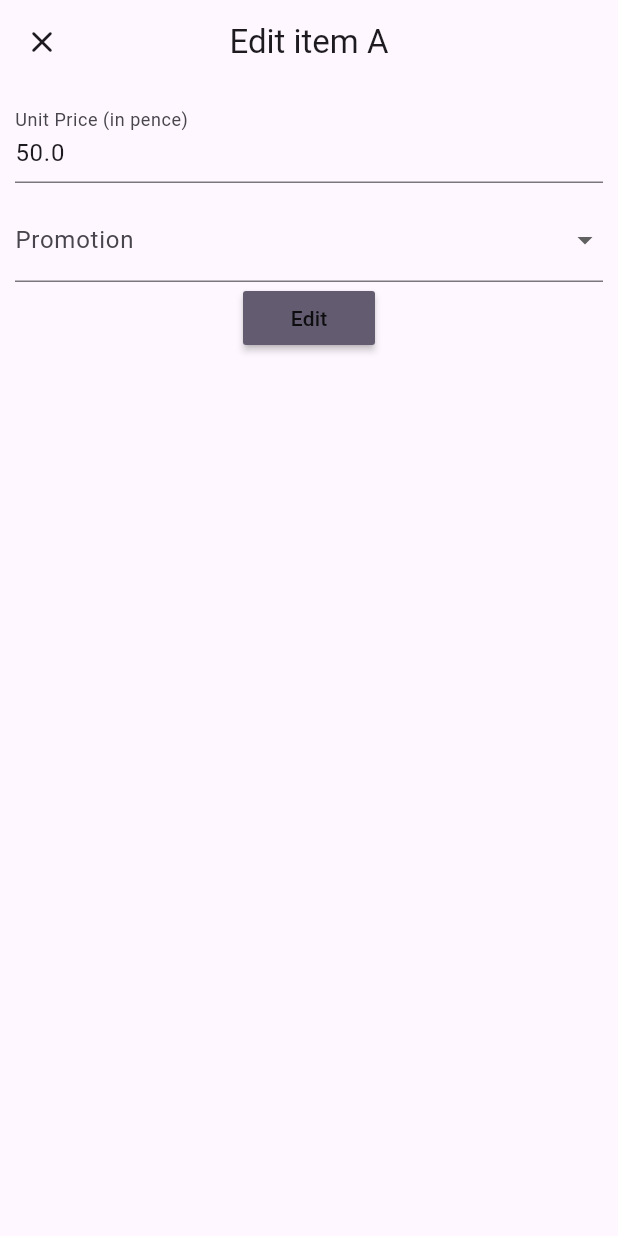
After one commit to HVitureira/checkout-kata, a Flutter app: the screen it shows after launch, after a tap on the "edit" icon, on a phone screen of 412 x 824 dp. The commit adds this screen. Run offline on Flutter 3.47's test engine with Material 3 defaults, Android fonts, the phone set to English and light mode, and no system bars; drawn by our look-alikes of flutter_form_builder; our stand-ins replace equatable, flutter_bloc, form_builder_validators.

Commit message:
move sheet to new file. fill buy1n1 promo edit field

```diff
--- /dev/null
+++ b/lib/pricing/view/item_pricing_rules_sheet.dart
@@ -0,0 +1,158 @@
+import 'package:checkout_kata/models/promotion/buy_n_get_free_promo.dart';
+import 'package:checkout_kata/models/promotion/meal_deal_promo.dart';
+import 'package:checkout_kata/models/promotion/multi_priced_promo.dart';
+import 'package:checkout_kata/models/promotion/promotion.dart';
+import 'package:checkout_kata/models/stock_item.dart';
+import 'package:flutter/material.dart';
+import 'package:flutter_form_builder/flutter_form_builder.dart';
+import 'package:form_builder_validators/form_builder_validators.dart';
+
+abstract class ItemPricingSheet {
+  static Future<void> show({
+    required BuildContext context,
+    required StockItem item,
+    Key? key,
+  }) {
+    return showModalBottomSheet<void>(
+      useSafeArea: true,
+      context: context,
+      isScrollControlled: true,
+      constraints: BoxConstraints.tightFor(
+        // Set minimum and maximum heights
+        width: MediaQuery.of(context).size.width, // Full width
+      ),
+      builder: (context) {
+        return _ItemPricingForm(
+          key: key,
+          item: item,
+        );
+      },
+    );
+  }
+}
+
+class _ItemPricingForm extends StatefulWidget {
+  const _ItemPricingForm({required this.item, super.key});
+
+  final StockItem item;
+  @override
+  State<_ItemPricingForm> createState() => _ItemPricingFormState();
+}
+
+class _ItemPricingFormState extends State<_ItemPricingForm> {
+  StockItem get item => widget.item;
+
+  late FormPromo? formPromo;
+
+  @override
+  void initState() {
+    formPromo = _mapPromotionToFormPromo(item.promo);
+
+    super.initState();
+  }
+
+  @override
+  Widget build(BuildContext context) {
+    final formKey = GlobalKey<FormBuilderState>();
+    final startingPromo = item.promo;
+
+    return Scaffold(
+      appBar: AppBar(
+        centerTitle: true,
+        leading: IconButton(
+          icon: const Icon(
+            Icons.close_rounded,
+          ),
+          onPressed: () => Navigator.pop(context),
+        ),
+        title: Text('Edit item ${item.sku}'),
+      ),
+      body: Padding(
+        padding: const EdgeInsets.all(10),
+        child: FormBuilder(
+          key: formKey,
+          child: Column(
+            mainAxisSize: MainAxisSize.min,
+            children: [
+              FormBuilderTextField(
+                name: 'price',
+                initialValue: item.unitPrice.toString(),
+                decoration: const InputDecoration(
+                  labelText: 'Unit Price (in pence)',
+                ),
+                validator: FormBuilderValidators.compose([
+                  FormBuilderValidators.required(),
+                  FormBuilderValidators.numeric(),
+                ]),
+                keyboardType:
+                    const TextInputType.numberWithOptions(decimal: true),
+              ),
+              const SizedBox(height: 10),
+              FormBuilderDropdown(
+                name: 'promo',
+                initialValue: formPromo,
+                decoration: const InputDecoration(labelText: 'Promotion'),
+                items: FormPromo.values
+                    .map(
+                      (promo) => DropdownMenuItem(
+                        alignment: AlignmentDirectional.center,
+                        value: promo,
+                        child: Text(promo.name),
+                      ),
+                    )
+                    .toList(),
+                onChanged: (value) => setState(() {
+                  formPromo = value;
+                }),
+              ),
+              if (formPromo == FormPromo.buyNGet1)
+                FormBuilderTextField(
+                  name: 'buyNGet1',
+                  initialValue: startingPromo is BuyNGetFreePromo
+                      ? startingPromo.nQuantity.toString()
+                      : null,
+                  validator: FormBuilderValidators.integer(),
+                  decoration: const InputDecoration(
+                    label: Text('Quantity'),
+                  ),
+                  keyboardType: TextInputType.number,
+                ),
+              MaterialButton(
+                color: Theme.of(context).colorScheme.secondary,
+                onPressed: () {
+                  // Validate and save the form values
+                  formKey.currentState?.saveAndValidate();
+                  debugPrint(formKey.currentState?.value.toString());
+
+                  // On another side, can access all field values without saving form with instantValues
+                  formKey.currentState?.validate();
+                  debugPrint(formKey.currentState?.instantValue.toString());
+                },
+                child: const Text('Edit'),
+              ),
+            ],
+          ),
+        ),
+      ),
+    );
+  }
+
+  FormPromo? _mapPromotionToFormPromo(Promotion? promo) {
+    switch (promo.runtimeType) {
+      case BuyNGetFreePromo:
+        return FormPromo.buyNGet1;
+      case MealDealPromo:
+        return FormPromo.mealDeal;
+      case MultiPricedPromo:
+        return FormPromo.multiPriced;
+      default:
+        return null;
+    }
+  }
+}
+
+enum FormPromo {
+  mealDeal,
+  buyNGet1,
+  multiPriced,
+}
--- a/lib/pricing/view/pricing_page.dart
+++ b/lib/pricing/view/pricing_page.dart
@@ -2,11 +2,9 @@ import 'package:checkout_kata/app/routes/routes.dart';
 import 'package:checkout_kata/models/promotion/buy_n_get_free_promo.dart';
 import 'package:checkout_kata/models/promotion/meal_deal_promo.dart';
 import 'package:checkout_kata/models/promotion/multi_priced_promo.dart';
-import 'package:checkout_kata/models/promotion/promotion.dart';
 import 'package:checkout_kata/models/stock_item.dart';
+import 'package:checkout_kata/pricing/view/item_pricing_rules_sheet.dart';
 import 'package:flutter/material.dart';
-import 'package:flutter_form_builder/flutter_form_builder.dart';
-import 'package:form_builder_validators/form_builder_validators.dart';
 
 class PricingPage extends StatelessWidget {
   const PricingPage({
@@ -147,101 +145,6 @@ class PricingPage extends StatelessWidget {
     required BuildContext context,
     required StockItem item,
   }) {
-    final formKey = GlobalKey<FormBuilderState>();
-
-    showModalBottomSheet<void>(
-      useSafeArea: true,
-      context: context,
-      isScrollControlled: true,
-      constraints: BoxConstraints.tightFor(
-        // Set minimum and maximum heights
-        width: MediaQuery.of(context).size.width, // Full width
-      ),
-      builder: (context) {
-        return Scaffold(
-          appBar: AppBar(
-            centerTitle: true,
-            leading: IconButton(
-              icon: const Icon(
-                Icons.close_rounded,
-              ),
-              onPressed: () => Navigator.pop(context),
-            ),
-            title: Text('Edit item ${item.sku}'),
-          ),
-          body: Padding(
-            padding: const EdgeInsets.all(10),
-            child: FormBuilder(
-              key: formKey,
-              child: Column(
-                mainAxisSize: MainAxisSize.min,
-                children: [
-                  FormBuilderTextField(
-                    name: 'price',
-                    initialValue: item.unitPrice.toString(),
-                    decoration: const InputDecoration(
-                      labelText: 'Unit Price (in pence)',
-                    ),
-                    validator: FormBuilderValidators.compose([
-                      FormBuilderValidators.required(),
-                      FormBuilderValidators.numeric(),
-                    ]),
-                    keyboardType:
-                        const TextInputType.numberWithOptions(decimal: true),
-                  ),
-                  const SizedBox(height: 10),
-                  FormBuilderDropdown(
-                    name: 'promo',
-                    initialValue: _mapPromotionToFormPromo(item.promo),
-                    decoration: const InputDecoration(labelText: 'Promotion'),
-                    items: FormPromo.values
-                        .map(
-                          (promo) => DropdownMenuItem(
-                            alignment: AlignmentDirectional.center,
-                            value: promo,
-                            child: Text(promo.name),
-                          ),
-                        )
-                        .toList(),
-                  ),
-                  MaterialButton(
-                    color: Theme.of(context).colorScheme.secondary,
-                    onPressed: () {
-                      // Validate and save the form values
-                      formKey.currentState?.saveAndValidate();
-                      debugPrint(formKey.currentState?.value.toString());
-
-                      // On another side, can access all field values without saving form with instantValues
-                      formKey.currentState?.validate();
-                      debugPrint(formKey.currentState?.instantValue.toString());
-                    },
-                    child: const Text('Edit'),
-                  ),
-                ],
-              ),
-            ),
-          ),
-        );
-      },
-    );
-  }
-
-  FormPromo? _mapPromotionToFormPromo(Promotion? promo) {
-    switch (promo.runtimeType) {
-      case BuyNGetFreePromo:
-        return FormPromo.buyNGet1;
-      case MealDealPromo:
-        return FormPromo.mealDeal;
-      case MultiPricedPromo:
-        return FormPromo.multiPriced;
-      default:
-        return null;
-    }
+    ItemPricingSheet.show(context: context, item: item);
   }
 }
-
-enum FormPromo {
-  mealDeal,
-  buyNGet1,
-  multiPriced,
-}
--- a/pubspec.yaml
+++ b/pubspec.yaml
@@ -39,6 +39,8 @@ dependencies:
   meta: ^1.12.0
   flutter_bloc: ^8.1.6
   equatable: ^2.0.5
+  flutter_form_builder: ^9.3.0
+  form_builder_validators: ^11.0.0
 
 dev_dependencies:
   flutter_test:
```
Also changed, not shown: pubspec.lock.
